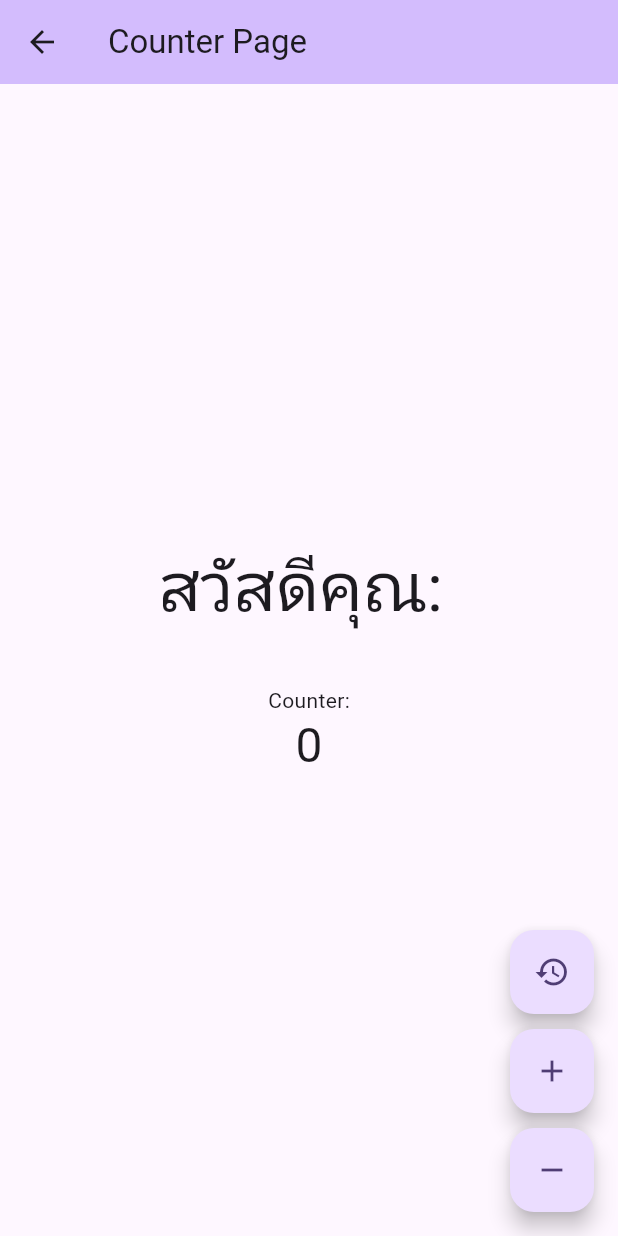
After one commit to opalpts/flutter_bloc_training, a Flutter app: the CounterPage screen opened directly, on a phone screen of 412 x 824 dp. The commit adds this screen. Run offline on Flutter 3.47's test engine with Material 3 defaults, Android fonts, the phone set to English and light mode, and no system bars; our stand-ins replace bloc, equatable, flutter_bloc, go_router.

Commit message:
update state

```diff
--- a/lib/app_route.dart
+++ b/lib/app_route.dart
@@ -1,5 +1,5 @@
 import 'package:flutter/material.dart';
-import 'package:flutter_bloc_training/page/home.dart';
+import 'package:flutter_bloc_training/page/counter.dart';
 import 'package:flutter_bloc_training/page/login.dart';
 import 'package:go_router/go_router.dart';
 
@@ -12,7 +12,7 @@ class AppRoute {
           name: 'home',
           path: '/',
           pageBuilder: (context, state) =>
-              const MaterialPage(child: MyHomePage(title: "HomePage")),
+              const MaterialPage(child: CounterPage()),
         ),
         GoRoute(
           name: 'login',
--- a/lib/bloc/counter/counter_bloc.dart
+++ b/lib/bloc/counter/counter_bloc.dart
@@ -6,14 +6,19 @@ part 'counter_event.dart';
 part 'counter_state.dart';
 
 class CounterBloc extends Bloc<CounterEvent, CounterState> {
-  CounterBloc() : super(CounterState(count: 0)) {
+  CounterBloc() : super(const CounterState(count: 0)) {
     // Add Event
-    on<CounterAEventAdd>((event, emit) {
+    on<CounterEventAdd>((event, emit) {
       emit(state.copyWith(count: state.count + 1));
     });
 
+    // Remove Event
+    on<CounterEventRemove>((event, emit) {
+      emit(state.copyWith(count: state.count - 1));
+    });
+
     // Reset Event
-    on<CounterAEventReset>((event, emit) {
+    on<CounterEventReset>((event, emit) {
       emit(state.copyWith(count: 0));
     });
   }
--- a/lib/bloc/counter/counter_event.dart
+++ b/lib/bloc/counter/counter_event.dart
@@ -7,6 +7,8 @@ abstract class CounterEvent extends Equatable {
   List<Object?> get props => [];
 }
 
-class CounterAEventAdd extends CounterEvent {}
+class CounterEventAdd extends CounterEvent {}
 
-class CounterAEventReset extends CounterEvent {}
+class CounterEventRemove extends CounterEvent {}
+
+class CounterEventReset extends CounterEvent {}
--- a/lib/bloc/login/bloc/login_state.dart
+++ b/lib/bloc/login/bloc/login_state.dart
@@ -4,7 +4,7 @@ final class LoginState extends Equatable {
   const LoginState({
     this.username = '',
     this.password = '',
-    this.formStatus = const InitialFormStatus(),
+    this.formStatus = AuthenticationStatus.unknown,
   });
 
   final String username;
@@ -13,12 +13,12 @@ final class LoginState extends Equatable {
   final String password;
   bool get isValidPassword => password.length > 6;
 
-  final FormSubmissionStatus formStatus;
+  final AuthenticationStatus formStatus;
 
   LoginState copyWith({
     String? username,
     String? password,
-    FormSubmissionStatus? formStatus,
+    AuthenticationStatus? formStatus,
   }) {
     return LoginState(
       username: username ?? this.username,
--- /dev/null
+++ b/lib/bloc/login/enum/status.dart
@@ -0,0 +1 @@
+enum AuthenticationStatus { unknown, loading, success, failed }
--- a/lib/bloc/login/login.dart
+++ /dev/null
@@ -1,17 +0,0 @@
-abstract class FormSubmissionStatus {
-  const FormSubmissionStatus();
-}
-
-class InitialFormStatus extends FormSubmissionStatus {
-  const InitialFormStatus();
-}
-
-class FormSubmitting extends FormSubmissionStatus {}
-
-class SubmissionSuccess extends FormSubmissionStatus {}
-
-class SubmissionFailed extends FormSubmissionStatus {
-  final Object exception;
-
-  SubmissionFailed(this.exception);
-}
--- a/lib/main.dart
+++ b/lib/main.dart
@@ -4,7 +4,7 @@ import 'package:flutter_bloc_training/app_route.dart';
 import 'package:flutter_bloc_training/bloc/counter/counter_bloc.dart';
 import 'package:flutter_bloc_training/bloc/app_observer.dart';
 import 'package:flutter_bloc_training/bloc/login/bloc/login_bloc.dart';
-import 'package:flutter_bloc_training/page/home.dart';
+import 'package:flutter_bloc_training/page/counter.dart';
 import 'package:flutter_bloc_training/page/login.dart';
 
 void main() {
@@ -12,8 +12,17 @@ void main() {
   runApp(const MyApp());
 }
 
-class MyApp extends StatelessWidget {
+class MyApp extends StatefulWidget {
   const MyApp({super.key});
+
+  @override
+  State<MyApp> createState() => _AppViewState();
+}
+
+class _AppViewState extends State<MyApp> {
+  final _navigatorKey = GlobalKey<NavigatorState>();
+
+  NavigatorState get _navigator => _navigatorKey.currentState!;
 
   @override
   Widget build(BuildContext context) {
@@ -24,6 +33,7 @@ class MyApp extends StatelessWidget {
     return MultiBlocProvider(
       providers: [counterBloc, loginBloc],
       child: MaterialApp(
+        navigatorKey: _navigatorKey,
         title: 'Flutter Training',
         theme: ThemeData(
           colorScheme: ColorScheme.fromSeed(seedColor: Colors.deepPurple),
--- /dev/null
+++ b/lib/page/counter.dart
@@ -0,0 +1,88 @@
+import 'package:flutter/material.dart';
+import 'package:flutter_bloc/flutter_bloc.dart';
+import 'package:flutter_bloc_training/bloc/counter/counter_bloc.dart';
+import 'package:flutter_bloc_training/bloc/login/bloc/login_bloc.dart';
+
+class CounterPage extends StatefulWidget {
+  const CounterPage({super.key});
+
+  static Route<void> route() {
+    return MaterialPageRoute<void>(builder: (_) => const CounterPage());
+  }
+
+  @override
+  State<CounterPage> createState() => _CounterPage();
+}
+
+class _CounterPage extends State<CounterPage> {
+  @override
+  Widget build(BuildContext context) {
+    return Scaffold(
+      appBar: AppBar(
+        backgroundColor: Theme.of(context).colorScheme.inversePrimary,
+        title: const Text('Counter Page'),
+      ),
+      body: Column(
+        mainAxisAlignment: MainAxisAlignment.center,
+        children: [
+          Builder(
+            builder: (context) {
+              final username = context.select(
+                (LoginBloc bloc) => bloc.state.username,
+              );
+              return Text('สวัสดีคุณ: $username',
+                  style: Theme.of(context).textTheme.displayMedium);
+            },
+          ),
+          const SizedBox(height: 40),
+          BlocBuilder<CounterBloc, CounterState>(
+            builder: (BuildContext context, state) {
+              return Center(
+                child: Column(
+                  mainAxisAlignment: MainAxisAlignment.center,
+                  children: <Widget>[
+                    const Text(
+                      'Counter:',
+                    ),
+                    Text(
+                      '${state.count}',
+                      style: Theme.of(context).textTheme.headlineLarge,
+                    ),
+                  ],
+                ),
+              );
+            },
+          ),
+        ],
+      ),
+      floatingActionButton: Column(
+        mainAxisAlignment: MainAxisAlignment.end,
+        children: [
+          FloatingActionButton(
+            onPressed: () =>
+                context.read<CounterBloc>().add(CounterEventReset()),
+            tooltip: 'Reset',
+            child: const Icon(Icons.restore),
+          ),
+          const SizedBox(
+            height: 10,
+          ),
+          FloatingActionButton(
+            onPressed: () => context.read<CounterBloc>().add(CounterEventAdd()),
+            tooltip: 'Add',
+            child: const Icon(Icons.add),
+          ),
+          const SizedBox(
+            height: 10,
+          ),
+          FloatingActionButton(
+            onPressed: () =>
+                context.read<CounterBloc>().add(CounterEventRemove()),
+            tooltip: 'Remove',
+            child: const Icon(Icons.remove),
+          )
+        ],
+      ),
+    );
+  }
+}
```
Also changed, not shown: lib/bloc/login/bloc/login_bloc.dart (+7 -6 lines), lib/page/home.dart (deleted, +0 -61 lines), lib/page/login.dart (+22 -14 lines).
